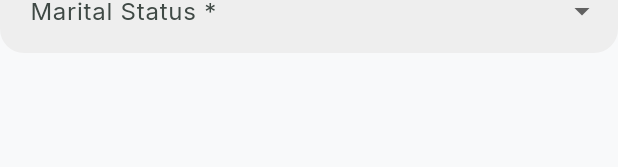
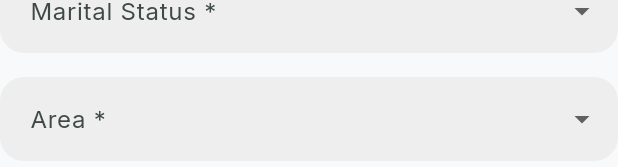
Before and after one commit to tejaspatel2255/Blood-Group-Collection-App, a Flutter app: the Step1BasicInfo widget shown alone on an empty page, opened directly with empty values, on a phone screen of 412 x 824 dp. Shown: the part 889-1056 px from the top of the screen. Run offline on Flutter 3.47's test engine with Material 3 defaults, Android fonts, the phone set to English and light mode, and no system bars; our stand-ins replace flutter_animate, flutter_dotenv, go_router, google_fonts, image_picker, shared_preferences and 1 more; accounts and stored records are empty; network calls fail.

Commit message:
Final changes are done

```diff
--- a/lib/models/family_model.dart
+++ b/lib/models/family_model.dart
@@ -17,6 +17,7 @@ class FamilyModel {
   String gender;
   String bloodGroup;
   String maritalStatus;
+  String area;
   String education;
   String educationOther;
   String occupation;
@@ -57,6 +58,7 @@ class FamilyModel {
     required this.gender,
     required this.bloodGroup,
     required this.maritalStatus,
+    this.area = '',
     this.education = '',
     this.educationOther = '',
     this.occupation = '',
@@ -93,6 +95,7 @@ class FamilyModel {
       'gender': gender,
       'blood_group': bloodGroup,
       'marital_status': maritalStatus,
+      'area': area,
       'education': education,
       'education_other': educationOther,
       'occupation': occupation,
@@ -129,6 +132,7 @@ class FamilyModel {
       gender: map['gender'] ?? '',
       bloodGroup: map['blood_group'] ?? '',
       maritalStatus: map['marital_status'] ?? '',
+      area: map['area'] ?? '',
       education: map['education'] ?? '',
       educationOther: map['education_other'] ?? '',
       occupation: map['occupation'] ?? '',
@@ -168,6 +172,7 @@ class FamilyModel {
     String? gender,
     String? bloodGroup,
     String? maritalStatus,
+    String? area,
     String? education,
     String? educationOther,
     String? occupation,
@@ -202,6 +207,7 @@ class FamilyModel {
       gender: gender ?? this.gender,
       bloodGroup: bloodGroup ?? this.bloodGroup,
       maritalStatus: maritalStatus ?? this.maritalStatus,
+      area: area ?? this.area,
       education: education ?? this.education,
       educationOther: educationOther ?? this.educationOther,
       occupation: occupation ?? this.occupation,
--- a/lib/models/member_model.dart
+++ b/lib/models/member_model.dart
@@ -11,6 +11,7 @@ class MemberModel {
   String gender;
   String bloodGroup;
   String maritalStatus;
+  String area;
   String education;
   String occupation;
   String mobile;
@@ -28,6 +29,7 @@ class MemberModel {
     required this.gender,
     required this.bloodGroup,
     required this.maritalStatus,
+    this.area = '',
     required this.education,
     required this.occupation,
     this.mobile = '',
@@ -47,6 +49,7 @@ class MemberModel {
       'gender': gender,
       'blood_group': bloodGroup,
       'marital_status': maritalStatus,
+      'area': area,
       'education': education,
       'occupation': occupation,
       'mobile': mobile,
@@ -66,6 +69,7 @@ class MemberModel {
       gender: map['gender'] ?? '',
       bloodGroup: map['blood_group'] ?? '',
       maritalStatus: map['marital_status'] ?? '',
+      area: map['area'] ?? '',
       education: map['education'] ?? '',
       occupation: map['occupation'] ?? '',
       mobile: map['mobile'] ?? '',
@@ -84,6 +88,7 @@ class MemberModel {
     String? gender,
     String? bloodGroup,
     String? maritalStatus,
+    String? area,
     String? education,
     String? occupation,
     String? mobile,
@@ -101,6 +106,7 @@ class MemberModel {
       gender: gender ?? this.gender,
       bloodGroup: bloodGroup ?? this.bloodGroup,
       maritalStatus: maritalStatus ?? this.maritalStatus,
+      area: area ?? this.area,
       education: education ?? this.education,
       occupation: occupation ?? this.occupation,
       mobile: mobile ?? this.mobile,
--- a/lib/screens/form/step1_basic_info.dart
+++ b/lib/screens/form/step1_basic_info.dart
@@ -260,6 +260,15 @@ class _Step1BasicInfoState extends State<Step1BasicInfo> {
             onChanged: (v) => setState(() => widget.family.maritalStatus = v ?? ''),
             validator: (v) => (v == null || v.isEmpty) ? 'Please select marital status' : null,
           ),
+
+          // ── Area ──────────────────────────────────────────────────────────
+          CustomDropdown(
+            label: 'Area *',
+            items: const ['Motapore', 'Nanapore', 'Vachewad'],
+            selectedItem: widget.family.area.isNotEmpty ? widget.family.area : null,
+            onChanged: (v) => setState(() => widget.family.area = v ?? ''),
+            validator: (v) => (v == null || v.isEmpty) ? 'Please select an area' : null,
+          ),
         ],
       ),
     );
--- a/lib/screens/form/step2_address_contact.dart
+++ b/lib/screens/form/step2_address_contact.dart
@@ -516,7 +516,9 @@ class _Step2AddressContactState extends State<Step2AddressContact> {
                   validator: (v) {
                     final val = v?.trim() ?? '';
                     widget.family.pinCode = val;
+                    if (val.isEmpty) return 'PIN code is required';
                     if (val.length != 6) return 'Enter a valid 6-digit PIN code';
+                    if (val.startsWith('0')) return 'PIN code cannot start with 0';
                     return null;
                   },
                 ),
@@ -594,12 +596,13 @@ class _Step2AddressContactState extends State<Step2AddressContact> {
 
           // ── Email ────────────────────────────────────────────────────────
           CustomTextField(
-            label: 'Email *',
+            label: 'Email',
             controller: _emailController,
             keyboardType: TextInputType.emailAddress,
             validator: (v) {
               final val = v?.trim() ?? '';
               widget.family.email = val;
+              if (val.isEmpty) return null; // Not compulsory
               if (!_emailRegex.hasMatch(val)) return 'Enter a valid email address';
               return null;
             },
--- a/lib/screens/form/step4_family_composition.dart
+++ b/lib/screens/form/step4_family_composition.dart
@@ -431,6 +431,7 @@ class _MemberFormSheetState extends State<_MemberFormSheet> {
   String _gender = '';
   String _bloodGroup = '';
   String _maritalStatus = '';
+  String _area = '';
   String _education = '';
   String _occupation = '';
   DateTime? _dob;
@@ -479,6 +480,7 @@ class _MemberFormSheetState extends State<_MemberFormSheet> {
     _gender = m?.gender ?? '';
     _bloodGroup = m?.bloodGroup ?? '';
     _maritalStatus = m?.maritalStatus ?? '';
+    _area = m?.area ?? '';
     _education = m?.education ?? '';
     _occupation = m?.occupation ?? '';
     _dob = m?.dob;
@@ -677,6 +679,7 @@ class _MemberFormSheetState extends State<_MemberFormSheet> {
       dob: _dob,
       age: int.tryParse(_ageController.text.trim()) ?? 0,
       maritalStatus: _maritalStatus,
+      area: _area,
       education: _education,
       occupation: _occupation,
       mobile: _mobileController.text.trim(),
@@ -865,6 +868,16 @@ class _MemberFormSheetState extends State<_MemberFormSheet> {
                       (v == null || v.isEmpty) ? 'Please select marital status' : null,
                 ),
 
+              // ── Area ──────────────────────────────────────────────────────
+              CustomDropdown(
+                label: 'Area *',
+                items: const ['Motapore', 'Nanapore', 'Vachewad'],
+                selectedItem: _area.isNotEmpty ? _area : null,
+                onChanged: (v) => setState(() => _area = v ?? ''),
+                validator: (v) =>
+                    (v == null || v.isEmpty) ? 'Please select an area' : null,
+              ),
+
               // ── Education ─────────────────────────────────────────────────
               CustomDropdown(
                 label: 'Education *',
```
Also changed, not shown: 4 other files.
